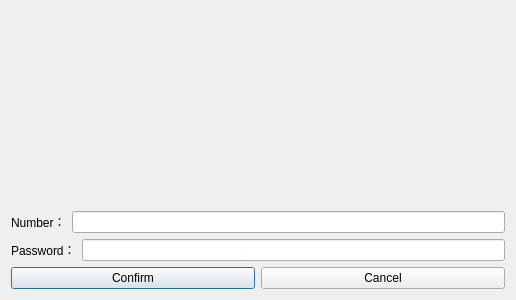
Old version of the form ArteryTechQtProject/ArteryTechQtProject/RetrievePasswordInterface.ui in the repository chenfeigen/HBFlowsSrc.
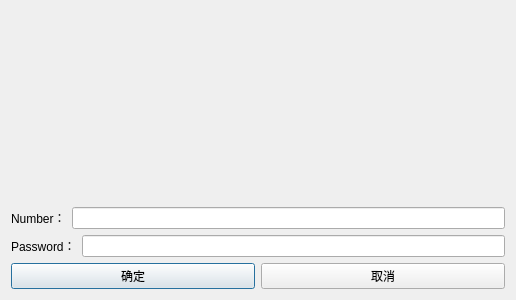
New version of the form. Icons and pictures are not drawn.

The edit to the form file:
```diff
--- a/ArteryTechQtProject/ArteryTechQtProject/RetrievePasswordInterface.ui
+++ b/ArteryTechQtProject/ArteryTechQtProject/RetrievePasswordInterface.ui
@@ -60,14 +60,14 @@
        <item>
         <widget class="QPushButton" name="ConfirmPushButton">
          <property name="text">
-          <string>Confirm</string>
+          <string>确定</string>
          </property>
         </widget>
        </item>
        <item>
         <widget class="QPushButton" name="CancelPushButton">
          <property name="text">
-          <string>Cancel</string>
+          <string>取消</string>
          </property>
         </widget>
        </item>
```
